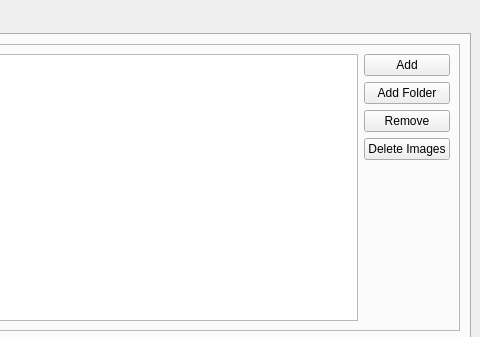
Qt form ui.ui (Brandhor/pymguploader) before a commit; both pictures show x 268 to 748 and y 0 to 337 of the 748 by 741 pixel window.
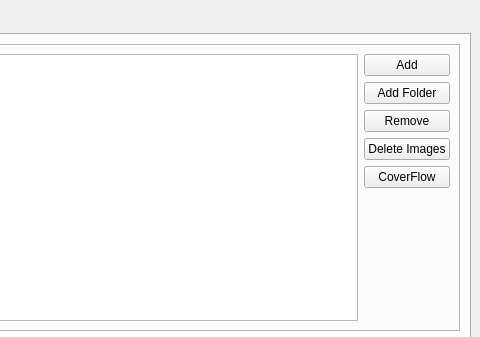
The same form after that commit. Icons and pictures are not drawn.

```diff
--- a/ui.ui
+++ b/ui.ui
@@ -97,6 +97,19 @@
                </property>
               </widget>
              </item>
+             <item>
+              <widget class="QPushButton" name="btnCoverFlow" >
+               <property name="text" >
+                <string>CoverFlow</string>
+               </property>
+               <property name="icon" >
+                <iconset resource="res.qrc" >:/new/prefix1/img/coverflow.png</iconset>
+               </property>
+               <property name="checkable" >
+                <bool>true</bool>
+               </property>
+              </widget>
+             </item>
              <item>
               <spacer>
                <property name="orientation" >
```
Left out of the diff: 2 changed lines with no effect on the pictures.
